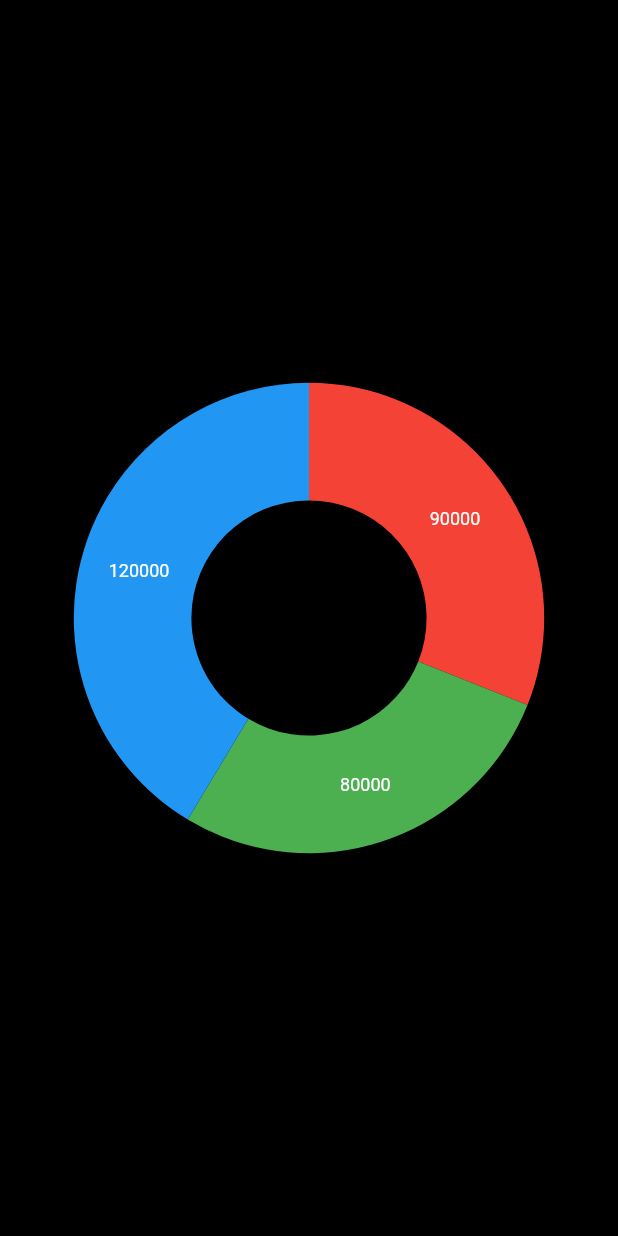
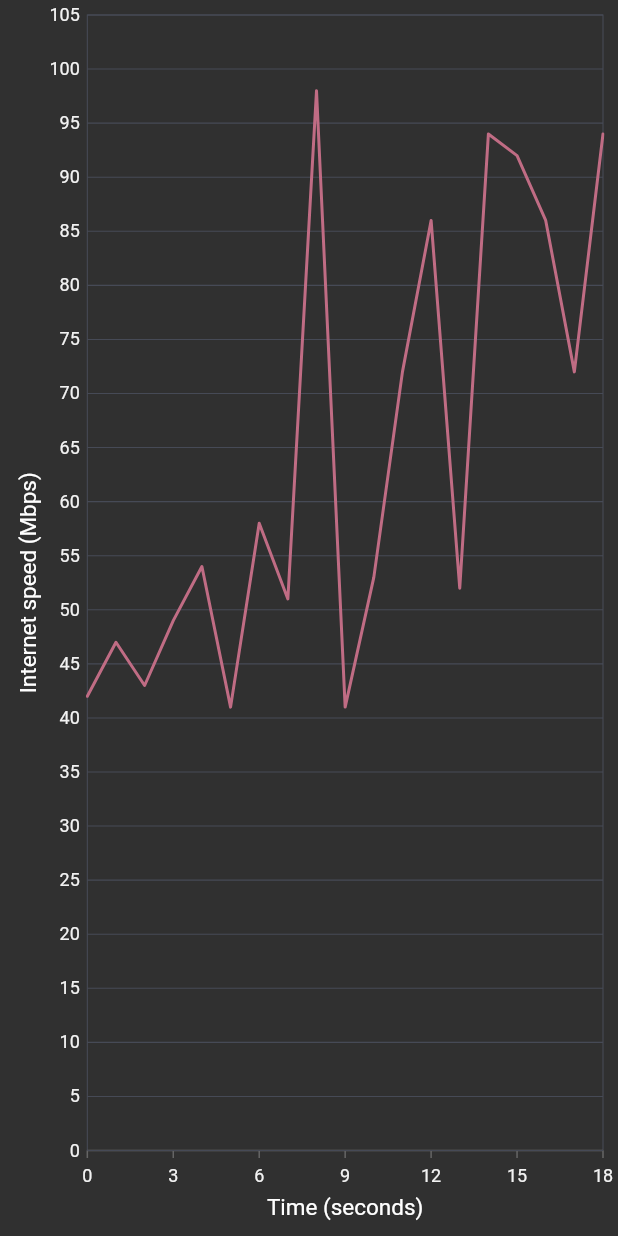
Before and after one commit to akmadan/flutter_graphs, a Flutter app: the screen it shows after launch, on a phone screen of 412 x 824 dp. Run offline on Flutter 3.47's test engine with Material 2 defaults, Android fonts, the phone set to English and light mode, and no system bars; our stand-ins replace syncfusion_flutter_charts.

Commit message:
Flutter Live Chart

```diff
--- /dev/null
+++ b/lib/charts/liveChart.dart
@@ -0,0 +1,86 @@
+import 'dart:async';
+import 'dart:math' as math;
+import 'package:flutter/material.dart';
+import 'package:syncfusion_flutter_charts/charts.dart';
+
+class LiveChartWidget extends StatefulWidget {
+  @override
+  _LiveChartWidgetState createState() => _LiveChartWidgetState();
+}
+
+class _LiveChartWidgetState extends State<LiveChartWidget> {
+  late List<LiveData> chartData;
+  late ChartSeriesController _chartSeriesController;
+
+  @override
+  void initState() {
+    chartData = getChartData();
+    Timer.periodic(const Duration(seconds: 1), updateDataSource);
+    super.initState();
+  }
+
+  @override
+  Widget build(BuildContext context) {
+    return SafeArea(
+        child: Scaffold(
+            body: SfCartesianChart(
+                series: <LineSeries<LiveData, int>>[
+          LineSeries<LiveData, int>(
+            onRendererCreated: (ChartSeriesController controller) {
+              _chartSeriesController = controller;
+            },
+            dataSource: chartData,
+            color: const Color.fromRGBO(192, 108, 132, 1),
+            xValueMapper: (LiveData sales, _) => sales.time,
+            yValueMapper: (LiveData sales, _) => sales.speed,
+          )
+        ],
+                primaryXAxis: NumericAxis(
+                    majorGridLines: const MajorGridLines(width: 0),
+                    edgeLabelPlacement: EdgeLabelPlacement.shift,
+                    interval: 3,
+                    title: AxisTitle(text: 'Time (seconds)')),
+                primaryYAxis: NumericAxis(
+                    axisLine: const AxisLine(width: 0),
+                    majorTickLines: const MajorTickLines(size: 0),
+                    title: AxisTitle(text: 'Internet speed (Mbps)')))));
+  }
+
+  int time = 19;
+  void updateDataSource(Timer timer) {
+    chartData.add(LiveData(time++, (math.Random().nextInt(60) + 30)));
+    chartData.removeAt(0);
+    _chartSeriesController.updateDataSource(
+        addedDataIndex: chartData.length - 1, removedDataIndex: 0);
+  }
+
+  List<LiveData> getChartData() {
+    return <LiveData>[
+      LiveData(0, 42),
+      LiveData(1, 47),
+      LiveData(2, 43),
+      LiveData(3, 49),
+      LiveData(4, 54),
+      LiveData(5, 41),
+      LiveData(6, 58),
+      LiveData(7, 51),
+      LiveData(8, 98),
+      LiveData(9, 41),
+      LiveData(10, 53),
+      LiveData(11, 72),
+      LiveData(12, 86),
+      LiveData(13, 52),
+      LiveData(14, 94),
+      LiveData(15, 92),
+      LiveData(16, 86),
+      LiveData(17, 72),
+      LiveData(18, 94)
+    ];
+  }
+}
+
+class LiveData {
+  LiveData(this.time, this.speed);
+  final int time;
+  final num speed;
+}
--- a/lib/main.dart
+++ b/lib/main.dart
@@ -1,7 +1,5 @@
 import 'package:flutter/material.dart';
-import 'package:flutter_graphs/charts/cartesianChart.dart';
-import 'package:flutter_graphs/charts/pieChart.dart';
-import 'package:flutter_graphs/charts/radialChart.dart';
+import 'package:flutter_graphs/charts/liveChart.dart';
 
 void main() {
   runApp(new MyApp());
@@ -16,6 +14,6 @@ class MyApp extends StatelessWidget {
         title: 'Flutter Graphs',
         theme: ThemeData(brightness: Brightness.dark),
         debugShowCheckedModeBanner: false,
-        home: RadialChartWidget());
+        home: LiveChartWidget());
   }
 }
```
